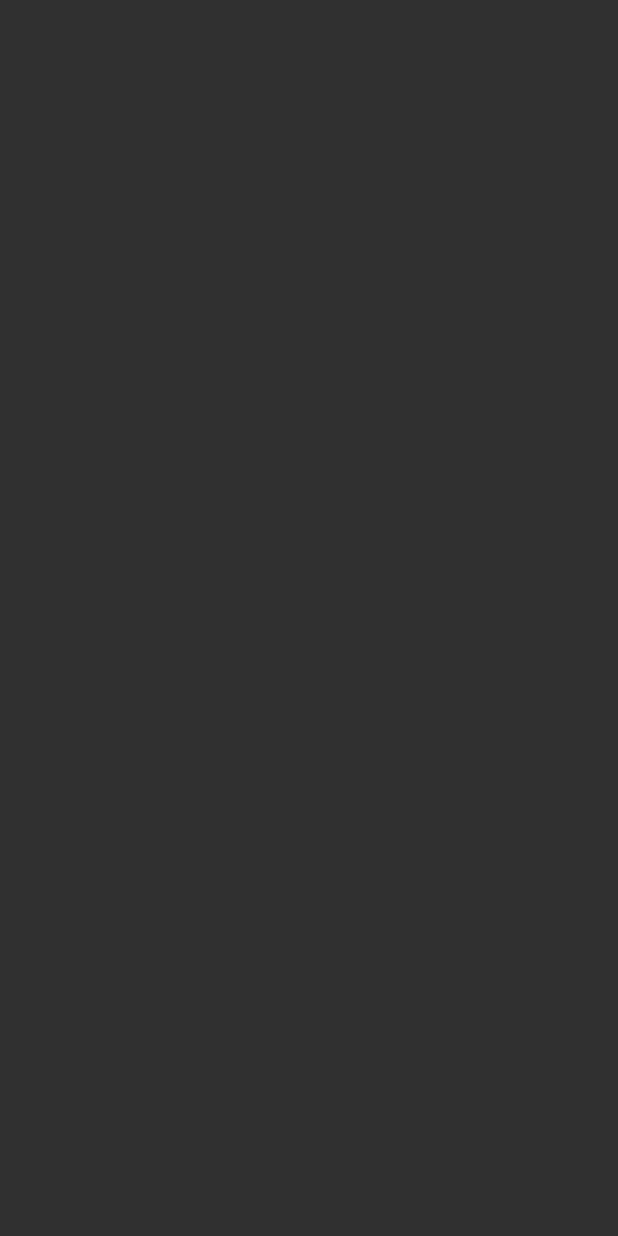
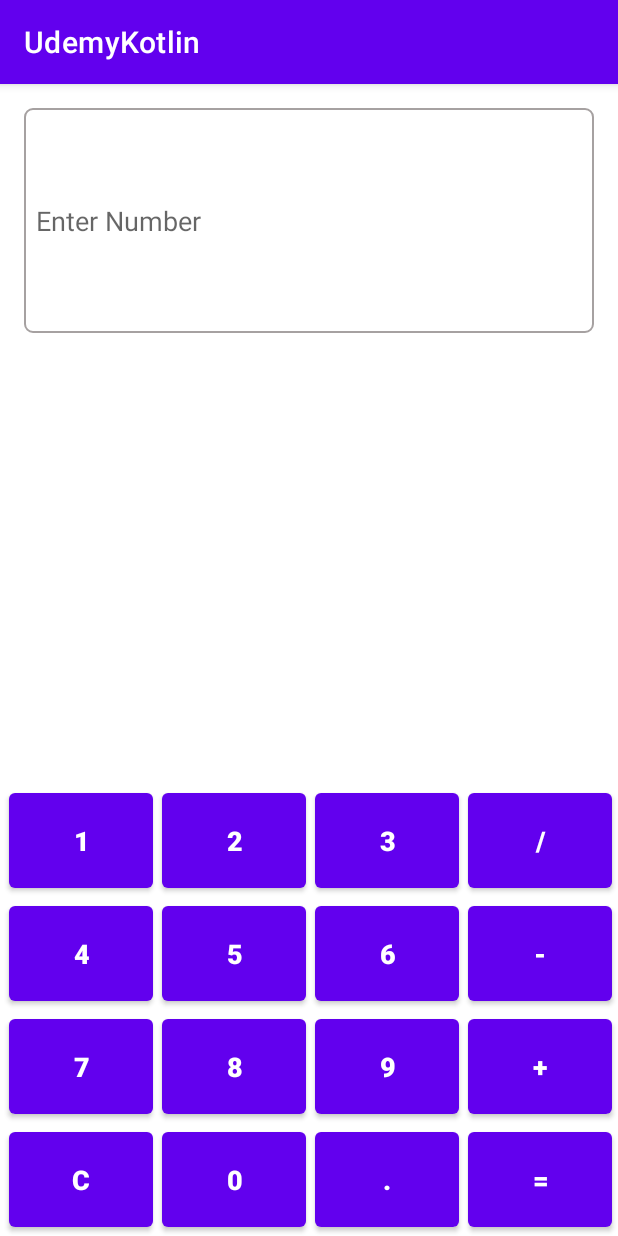
Before and after one commit to ShankarKakumani/UdemyKotlin, an Android app: the screen it shows after launch (DataTypes before the commit, CalculatorActivity after it), on a phone screen of 412 x 824 dp. Before the commit the screen is empty. Run offline under Robolectric (Android 15) with nearby library versions, the light colour scheme and no system bars.

Commit message:
CalculatorActivity.kt

```diff
--- a/app/src/main/java/com/shankar/udemykotlin/DataTypes.kt
+++ b/app/src/main/java/com/shankar/udemykotlin/DataTypes.kt
@@ -10,9 +10,9 @@ class DataTypes : AppCompatActivity() {
         setContentView(R.layout.activity_data_types)
 
         //Declaring int variables
-        var a : Int = 10
-        var b : Int = 5
-        var c : Int = 3
+        val a : Int = 10
+        val b : Int = 5
+        val c : Int = 3
 
         //Mathematical operations
         var result : Int = a + b
@@ -38,8 +38,8 @@ class DataTypes : AppCompatActivity() {
          * Float
          **/
 
-        var floatNum1 : Float = 1.4f
-        var floatNum2 : Float = 5.6f
+        val floatNum1 : Float = 1.4f
+        val floatNum2 : Float = 5.6f
 
         result = (floatNum1 + floatNum2).toInt()
         Log.d("TAG_MATH","floatNum1 + floatNum2 : $result")
@@ -66,6 +66,21 @@ class DataTypes : AppCompatActivity() {
         Log.d("TAG_STR","string4  : $string4")
 
 
+        /**
+         * Array
+         */
+
+        val intArray : Array<Int>  = arrayOf(1, 5, 9, 22)
+        val stringArray : Array<String>  = arrayOf("Sha", "K", "2", "true   ")
+
+        val mixArray : Array<Any> = arrayOf("Shankar", 9, true, 3.5f, 's')
+
+
+        Log.d("TAG_ARRAY","int Array  : ${intArray[2]}, ${stringArray[1]}, ${mixArray[3]}")
+
+
+
+
     }
 
 }
--- /dev/null
+++ b/app/src/main/res/drawable/edit_text_border.xml
@@ -0,0 +1,5 @@
+<?xml version="1.0" encoding="utf-8"?>
+<shape xmlns:android="http://schemas.android.com/apk/res/android">
+    <stroke android:color="@color/edit_text_color" android:width="1dp" />
+    <corners android:radius="5dp"/>
+</shape>
--- /dev/null
+++ b/app/src/main/res/layout/activity_calculator.xml
@@ -0,0 +1,155 @@
+<?xml version="1.0" encoding="utf-8"?>
+<RelativeLayout xmlns:android="http://schemas.android.com/apk/res/android"
+    xmlns:app="http://schemas.android.com/apk/res-auto"
+    xmlns:tools="http://schemas.android.com/tools"
+    android:layout_width="match_parent"
+    android:layout_height="match_parent"
+    tools:context=".CalculatorActivity">
+
+    <EditText
+        android:id="@+id/number_edit_text"
+        android:layout_width="match_parent"
+        android:layout_height="150dp"
+        android:layout_alignParentTop="true"
+        android:layout_margin="16dp"
+        android:background="@drawable/edit_text_border"
+        android:hint="@string/enter_number"
+        android:importantForAutofill="no"
+        android:padding="8dp" />
+
+    <LinearLayout
+        android:layout_width="match_parent"
+        android:layout_height="wrap_content"
+        android:layout_alignParentBottom="true"
+        android:orientation="vertical">
+
+        <LinearLayout
+            android:layout_width="match_parent"
+            android:layout_height="wrap_content"
+            android:orientation="horizontal"
+            android:weightSum="4">
+
+            <Button
+                android:id="@+id/button_one"
+                style="@style/button_style"
+                android:onClick="operationFunction"
+                android:text="1" />
+
+            <Button
+                android:id="@+id/button_two"
+                style="@style/button_style"
+                android:onClick="operationFunction"
+                android:text="2" />
+
+            <Button
+                android:id="@+id/button_three"
+                style="@style/button_style"
+                android:onClick="operationFunction"
+                android:text="3" />
+
+            <Button
+                android:id="@+id/button_divide"
+                style="@style/button_style"
+                android:layout_marginEnd="4dp"
+                android:onClick="operationFunction"
+                android:text="/" />
+        </LinearLayout>
+
+        <LinearLayout
+            android:layout_width="match_parent"
+            android:layout_height="wrap_content"
+            android:orientation="horizontal"
+            android:weightSum="4">
+
+            <Button
+                android:id="@+id/button_four"
+                style="@style/button_style"
+                android:onClick="operationFunction"
+                android:text="4" />
+
+            <Button
+                android:id="@+id/button_five"
+                style="@style/button_style"
+                android:onClick="operationFunction"
+                android:text="5" />
+
+            <Button
+                android:id="@+id/button_six"
+                style="@style/button_style"
+                android:onClick="operationFunction"
+                android:text="6" />
+
+            <Button
+                android:id="@+id/button_minus"
+                style="@style/button_style"
+                android:layout_marginEnd="4dp"
+                android:onClick="operationFunction"
+                android:text="-" />
+        </LinearLayout>
+
+        <LinearLayout
+            android:layout_width="match_parent"
+            android:layout_height="wrap_content"
+            android:orientation="horizontal"
+            android:weightSum="4">
+
+            <Button
+                android:id="@+id/button_seven"
+                style="@style/button_style"
+                android:onClick="operationFunction"
+                android:text="7" />
+
+            <Button
+                android:id="@+id/button_eight"
+                style="@style/button_style"
+                android:onClick="operationFunction"
+                android:text="8" />
+
+            <Button
+                android:id="@+id/button_nine"
+                style="@style/button_style"
+                android:onClick="operationFunction"
+                android:text="9" />
+
+            <Button
+                android:id="@+id/button_plus"
+                style="@style/button_style"
+                android:layout_marginEnd="4dp"
+                android:onClick="operationFunction"
+                android:text="+" />
+        </LinearLayout>
+
+        <LinearLayout
+            android:layout_width="match_parent"
+            android:layout_height="wrap_content"
+            android:orientation="horizontal"
+            android:weightSum="4">
+
+            <Button
+                android:id="@+id/button_clear"
+                style="@style/button_style"
+                android:onClick="operationFunction"
+                android:text="C" />
+
+            <Button
+                android:id="@+id/button_zero"
+                style="@style/button_style"
+                android:onClick="operationFunction"
+                android:text="0" />
+
+            <Button
+                android:id="@+id/button_dot"
+                style="@style/button_style"
+                android:onClick="operationFunction"
+                android:text="." />
+
+            <Button
+                android:id="@+id/button_equal"
+                style="@style/button_style"
+                android:layout_marginEnd="4dp"
+                android:onClick="operationFunction"
+                android:text="=" />
+        </LinearLayout>
+
+    </LinearLayout>
+</RelativeLayout>
--- a/app/src/main/res/values-night/themes.xml
+++ b/app/src/main/res/values-night/themes.xml
@@ -1,6 +1,6 @@
 <resources xmlns:tools="http://schemas.android.com/tools">
     <!-- Base application theme. -->
-    <style name="Theme.UdemyKotlin" parent="Theme.AppCompat.NoActionBar">
+    <style name="Theme.UdemyKotlin" parent="Theme.MaterialComponents.DayNight.DarkActionBar">
         <!-- Primary brand color. -->
         <item name="colorPrimary">@color/purple_200</item>
         <item name="colorPrimaryVariant">@color/purple_700</item>
--- a/app/src/main/res/values/colors.xml
+++ b/app/src/main/res/values/colors.xml
@@ -7,4 +7,5 @@
     <color name="teal_700">#FF018786</color>
     <color name="black">#FF000000</color>
     <color name="white">#FFFFFFFF</color>
+    <color name="edit_text_color">#a6a1a1</color>
 </resources>
--- a/app/src/main/res/values/strings.xml
+++ b/app/src/main/res/values/strings.xml
@@ -1,3 +1,4 @@
 <resources>
     <string name="app_name">UdemyKotlin</string>
+    <string name="enter_number">Enter Number</string>
 </resources>
--- /dev/null
+++ b/app/src/main/res/values/styles.xml
@@ -0,0 +1,12 @@
+<?xml version="1.0" encoding="utf-8"?>
+<resources>
+
+    <style name="button_style">
+        <item name="android:layout_width">75dp</item>
+        <item name="android:layout_height">75dp</item>
+        <item name="android:layout_weight">1</item>
+        <item name="android:textSize">18dp</item>
+        <item name="android:textStyle">bold</item>
+        <item name="android:layout_marginStart">6dp</item>
+    </style>
+</resources>
--- a/app/src/main/res/values/themes.xml
+++ b/app/src/main/res/values/themes.xml
@@ -1,6 +1,6 @@
 <resources xmlns:tools="http://schemas.android.com/tools">
     <!-- Base application theme. -->
-    <style name="Theme.UdemyKotlin" parent="Theme.AppCompat.NoActionBar">
+    <style name="Theme.UdemyKotlin" parent="Theme.MaterialComponents.DayNight.DarkActionBar">
         <!-- Primary brand color. -->
         <item name="colorPrimary">@color/purple_500</item>
         <item name="colorPrimaryVariant">@color/purple_700</item>
```
Also changed, not shown: app/src/main/AndroidManifest.xml (+5 -2 lines), app/src/main/java/com/shankar/udemykotlin/CalculatorActivity.kt (added, +153 -0 lines), app/src/main/java/com/shankar/udemykotlin/ComparisonOperators.kt (added, +28 -0 lines), app/src/main/java/com/shankar/udemykotlin/ControlFlows.kt (added, +208 -0 lines), app/src/main/res/layout/activity_comparison_operators.xml (added, +9 -0 lines), app/src/main/res/layout/activity_control_flows.xml (added, +9 -0 lines).
